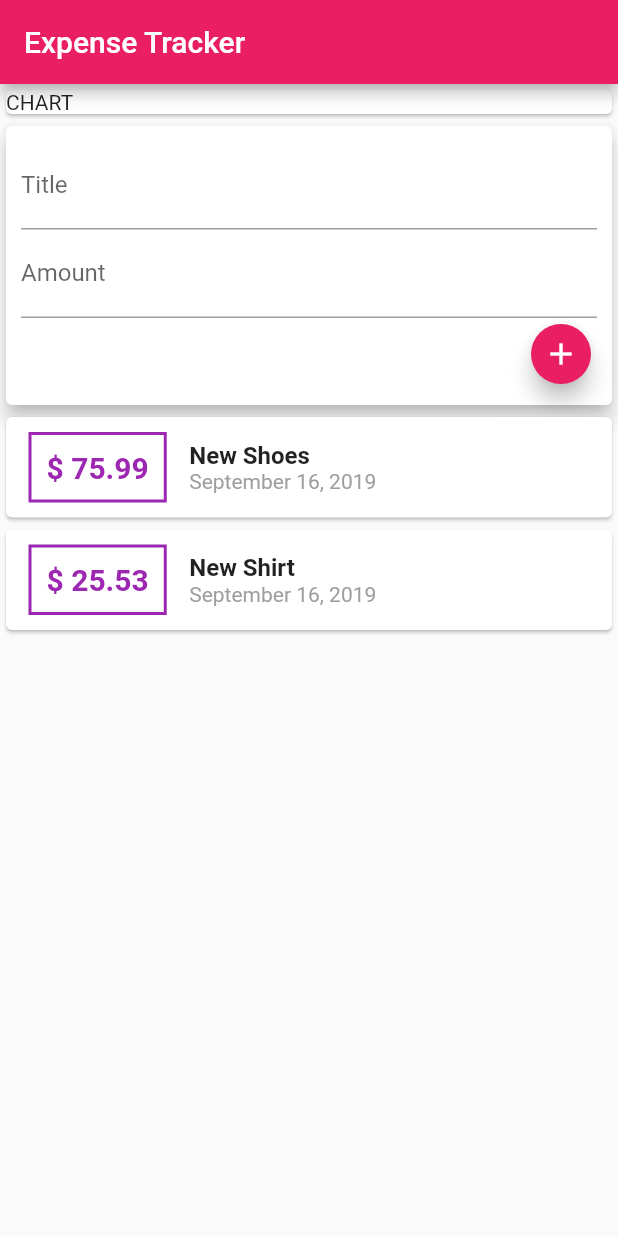
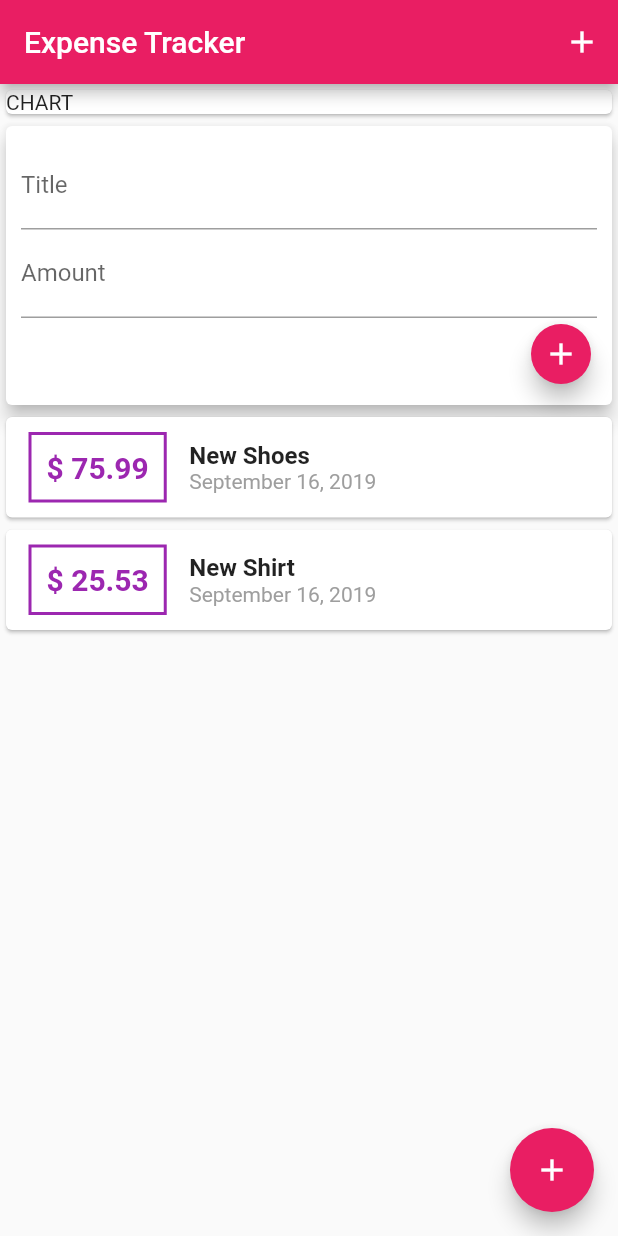
Before and after one commit to YuckiestPenguin/flutter_expense_report, a Flutter app: the screen it shows after launch, on a phone screen of 412 x 824 dp. Run offline on Flutter 3.47's test engine with Material 2 defaults, Android fonts, the phone set to English and light mode, and no system bars.

Commit message:
added buttom button and toolbar action button

```diff
--- a/lib/main.dart
+++ b/lib/main.dart
@@ -23,9 +23,15 @@ class MyHomePage extends StatelessWidget {
     return Scaffold(
         appBar: AppBar(
           title: Text('Expense Tracker'),
+          actions: <Widget>[
+            IconButton(
+              icon: Icon(Icons.add),
+              onPressed: () {},
+            )
+          ],
         ),
         body: SingleChildScrollView(
-                  child: Column(
+          child: Column(
             crossAxisAlignment: CrossAxisAlignment.stretch,
             children: <Widget>[
               Container(
@@ -37,6 +43,7 @@ class MyHomePage extends StatelessWidget {
               UserTransactions(),
             ],
           ),
-        ));
+        ),
+        floatingActionButton: FloatingActionButton(child: Icon(Icons.add),),);
   }
 }
```
